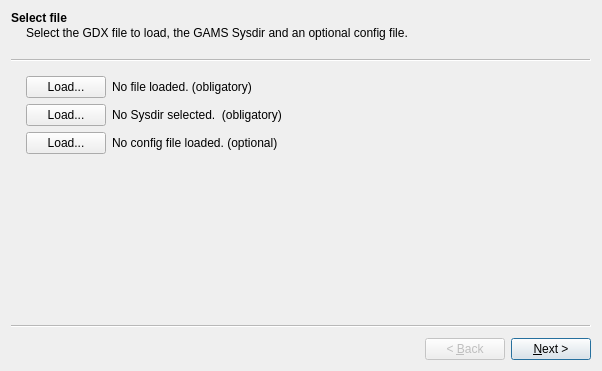
Above: wizard.ui from reddream/Gantt before the change. Below: the same form after it.
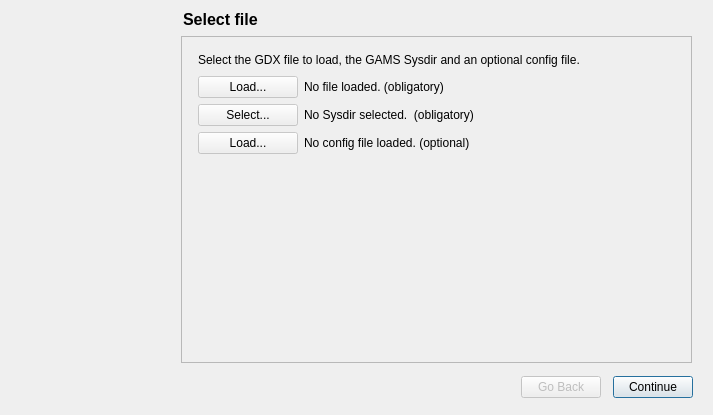
That is the form after the change.

The edit to the form file:
```diff
--- a/wizard.ui
+++ b/wizard.ui
@@ -6,15 +6,15 @@
    <rect>
     <x>0</x>
     <y>0</y>
-    <width>602</width>
-    <height>371</height>
+    <width>713</width>
+    <height>415</height>
    </rect>
   </property>
   <property name="windowTitle">
    <string>Wizard</string>
   </property>
   <property name="wizardStyle">
-   <enum>QWizard::ClassicStyle</enum>
+   <enum>QWizard::MacStyle</enum>
   </property>
   <property name="options">
    <set>QWizard::NoCancelButton|QWizard::NoDefaultButton</set>
@@ -29,19 +29,6 @@
    <layout class="QGridLayout" name="gridLayout_5">
     <item row="0" column="0">
      <widget class="QPushButton" name="loadFileButton">
-      <property name="maximumSize">
-       <size>
-        <width>80</width>
-        <height>16777215</height>
-       </size>
-      </property>
-      <property name="text">
-       <string>Load...</string>
-      </property>
-     </widget>
-    </item>
-    <item row="2" column="0">
-     <widget class="QPushButton" name="loadConfigButton">
       <property name="text">
        <string>Load...</string>
       </property>
@@ -70,6 +57,19 @@
     </item>
     <item row="1" column="0">
      <widget class="QPushButton" name="loadSysdirButton">
+      <property name="maximumSize">
+       <size>
+        <width>100</width>
+        <height>16777215</height>
+       </size>
+      </property>
+      <property name="text">
+       <string>Select...</string>
+      </property>
+     </widget>
+    </item>
+    <item row="2" column="0">
+     <widget class="QPushButton" name="loadConfigButton">
       <property name="text">
        <string>Load...</string>
       </property>
```
Left out of the diff: 14 changed lines with no effect on the pictures.
